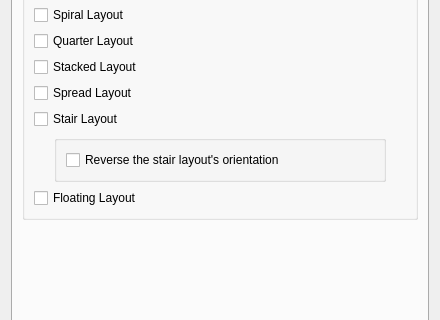
The window that res/config.ui (uberkael/krohnkite) describes before a commit, drawn with Qt 5; both pictures show x 0 to 440 and y 306 to 626 of the 440 by 755 pixel window.
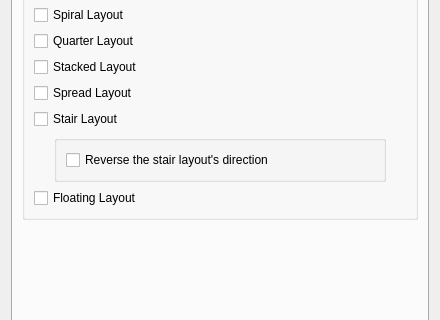
The same window after the commit. The open tabs and pages were chosen to show the change.

Commit message: change orientation to direction in the description of stairReverse

What changed in the file:
```diff
--- a/res/config.ui
+++ b/res/config.ui
@@ -198,7 +198,7 @@
                <item>
                 <widget class="QCheckBox" name="kcfg_stairReverse">
                  <property name="text">
-                  <string>Reverse the stair layout's orientation</string>
+                  <string>Reverse the stair layout's direction</string>
                  </property>
                 </widget>
                </item>
```
